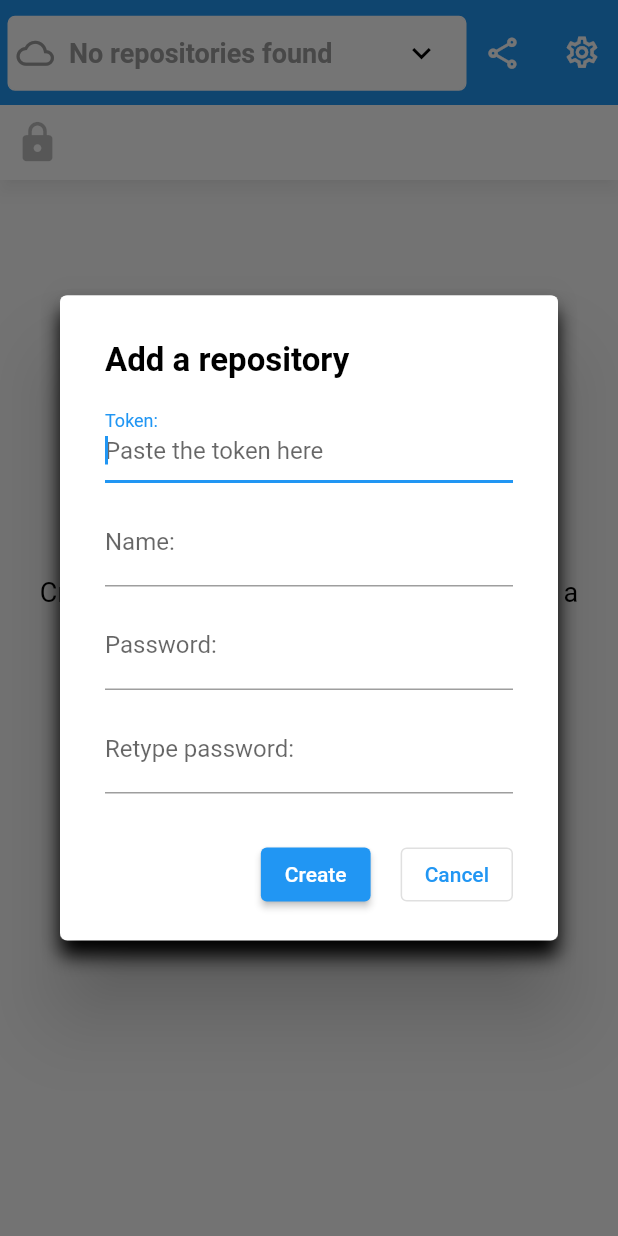
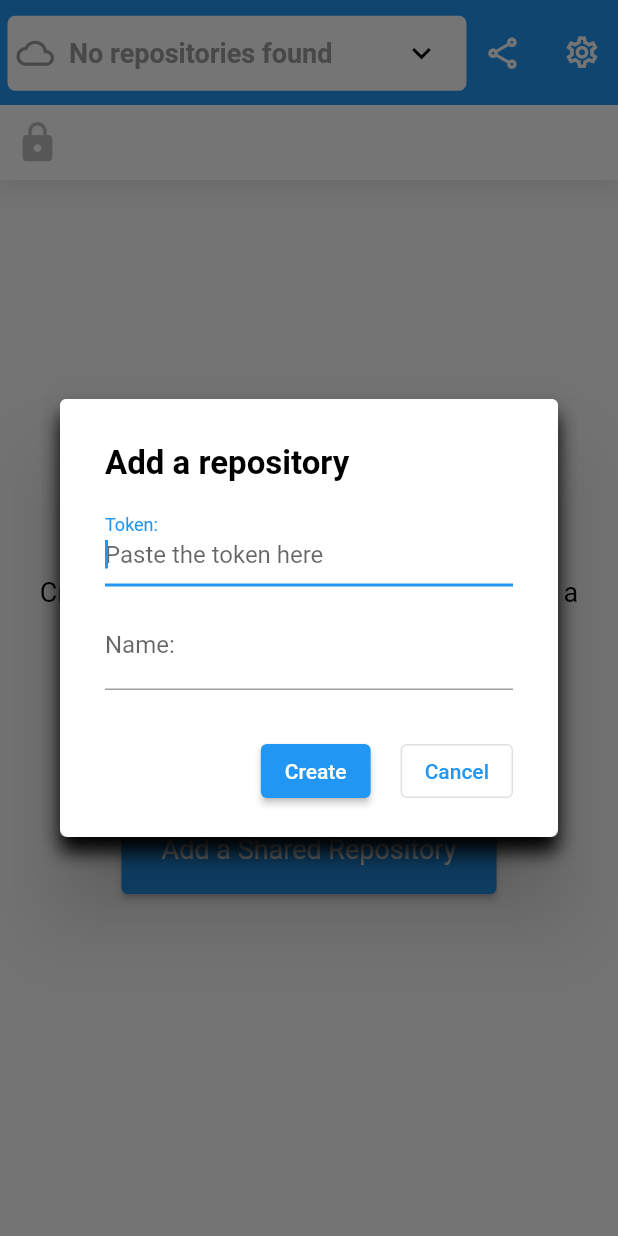
Before and after one commit to equalitie/ouisync-app, a Flutter app: the screen it shows after launch, after a tap on "Add a Shared Repository", on a phone screen of 412 x 824 dp. Run offline on Flutter 3.47's test engine with Material 2 defaults, Android fonts, the phone set to English and light mode, and no system bars; drawn by our look-alikes of styled_text; our stand-ins replace bloc, connectivity_plus, equatable, file_picker, flutter_bloc, fluttertoast and 2 more; missing offline and left inert: flutter_treeview, ouisync_plugin, r_get_ip, receive_sharing_intent; statements that could not run were skipped.

Commit message:
Creating a repository from a blind share token does not require password anymore
If a share token grants blind access, the password and confirm password flieds are not presented
in the dialog.

CLoses #49

```diff
--- a/lib/app/custom_widgets/dialogs/modal_add_repo_token_dialog.dart
+++ b/lib/app/custom_widgets/dialogs/modal_add_repo_token_dialog.dart
@@ -32,6 +32,8 @@ class _AddRepositoryWithTokenState extends State<AddRepositoryWithToken> {
 
   String _suggestedName = '';
   bool _showSuggestedName = false;
+
+  bool _requiresPassword = false;
 
   ShareToken? _shareToken;
   String? _repoName;
@@ -132,7 +134,9 @@ class _AddRepositoryWithTokenState extends State<AddRepositoryWithToken> {
             ),
           )
         ),
-        Fields.formTextField(
+        Visibility(
+          visible: _requiresPassword,
+          child: Fields.formTextField(
             context: context,
             textEditingController: _passwordController,
             obscureText: true,
@@ -144,8 +148,11 @@ class _AddRepositoryWithTokenState extends State<AddRepositoryWithToken> {
               { error = Strings.messageErrorRepositoryPasswordValidation }
             ) => formNameValidator(password, error: error),
             autovalidateMode: AutovalidateMode.disabled
+          )
         ),
-        Fields.formTextField(
+        Visibility(
+          visible: _requiresPassword,
+          child: Fields.formTextField(
             context: context,
             textEditingController: _retypedPasswordController,
             obscureText: true,
@@ -161,6 +168,7 @@ class _AddRepositoryWithTokenState extends State<AddRepositoryWithToken> {
                 error: error
               ),
             autovalidateMode: AutovalidateMode.disabled
+          ),
         ),
         Fields.actionsSection(
           context,
@@ -216,6 +224,8 @@ class _AddRepositoryWithTokenState extends State<AddRepositoryWithToken> {
     setState(() {
       _showSuggestedName = _suggestedName.isNotEmpty;
       _showAccessModeMessage = _accessModeNotifier.value.toString().isNotEmpty;
+
+      _requiresPassword = _shareToken!.mode != AccessMode.blind;
     });
   }
 
```
Lines whose indentation alone changed are shown as unchanged.
